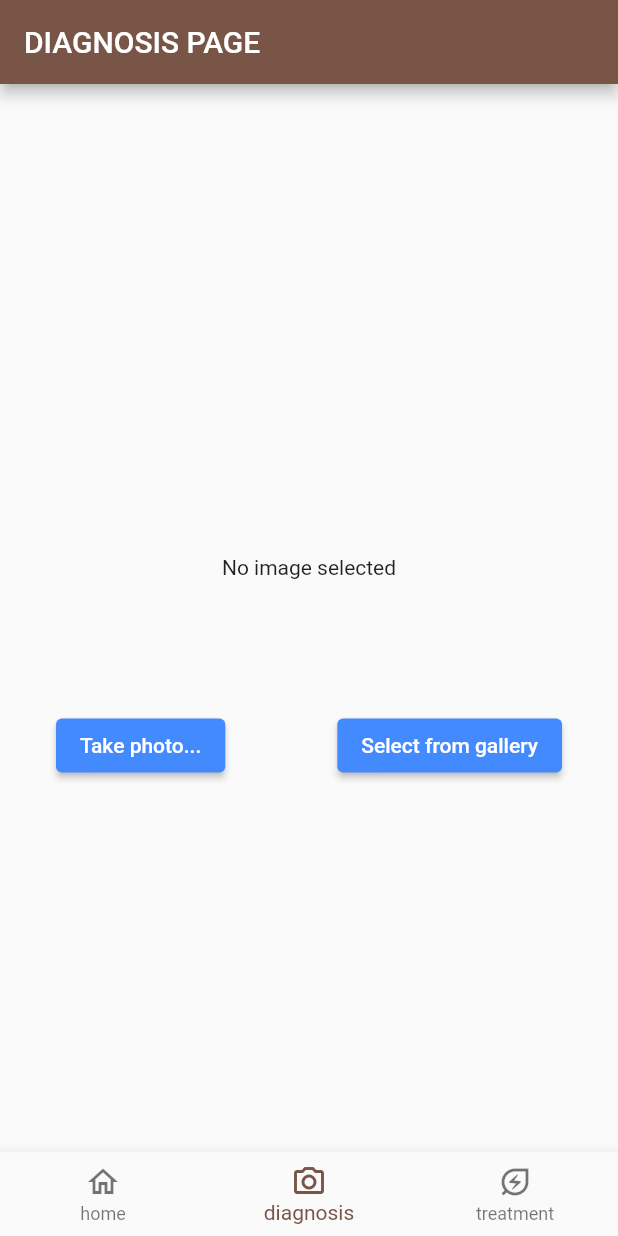
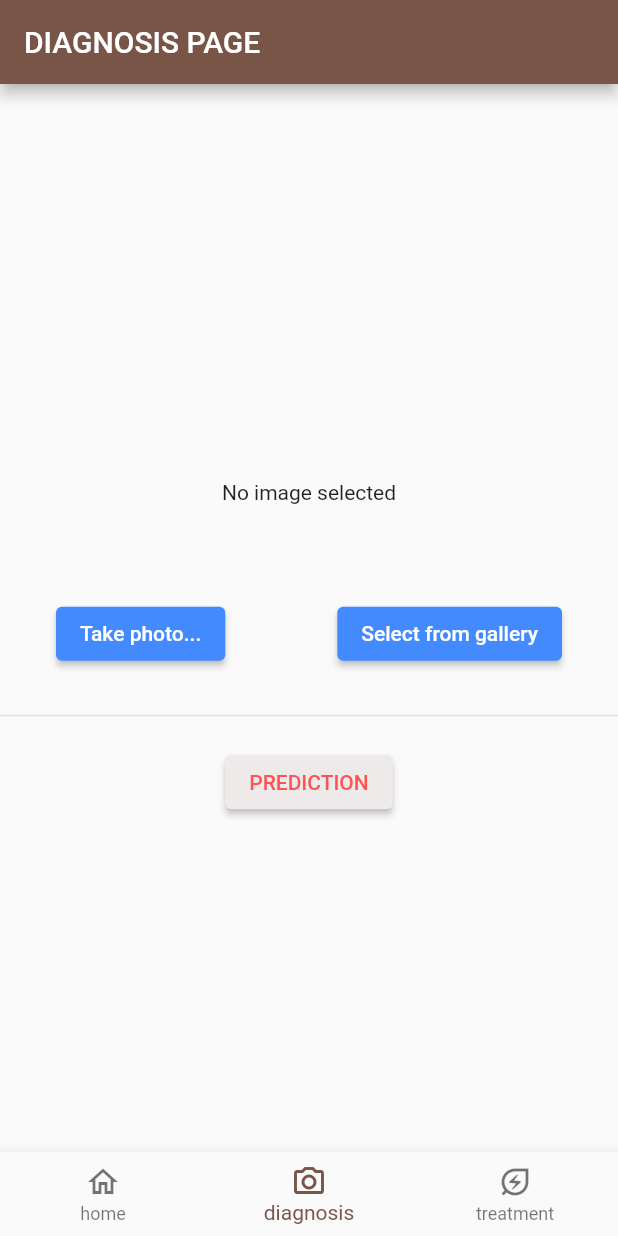
Before and after one commit to notrayo/waru-bora-test-app, a Flutter app: the screen it shows after launch, item 2 of the bottom bar chosen, on a phone screen of 412 x 824 dp. Run offline on Flutter 3.47's test engine with Material 2 defaults, Android fonts, the light colour scheme and no system bars; our stand-ins replace image_picker.

Commit message:
added a predict button

```diff
--- a/lib/screens/diagnosis_screen.dart
+++ b/lib/screens/diagnosis_screen.dart
@@ -38,9 +38,13 @@ class _DiagnosisScreenState extends State<DiagnosisScreen> {
         mainAxisAlignment: MainAxisAlignment.center,
         children: [
           _imageFile != null
-              ? Image.file(_imageFile!, height: 150)
+              ? Image.file(
+                  _imageFile!,
+                  height: 300,
+                  width: 300,
+                )
               : const SizedBox(
-                  height: 150,
+                  height: 100,
                   child: Center(
                     child: Text('No image selected'),
                   ),
@@ -68,7 +72,25 @@ class _DiagnosisScreenState extends State<DiagnosisScreen> {
                 child: const Text('Select from gallery'),
               ),
             ],
-          )
+          ),
+          const SizedBox(
+            height: 30,
+          ),
+          Divider(
+            height: 1,
+            thickness: 1,
+            color: Colors.grey[300],
+          ),
+          const SizedBox(
+            height: 20,
+          ),
+          //prediction button
+          ElevatedButton(
+              onPressed: (() {}),
+              style: ElevatedButton.styleFrom(
+                  foregroundColor: Colors.redAccent,
+                  backgroundColor: const Color.fromARGB(255, 239, 234, 234)),
+              child: const Text('PREDICTION'))
         ],
       )),
     );
```
